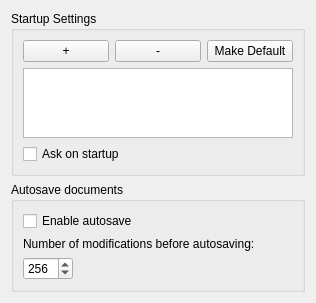
Qt form app/ui/filespage.ui (pencil2d/pencil) before a commit.
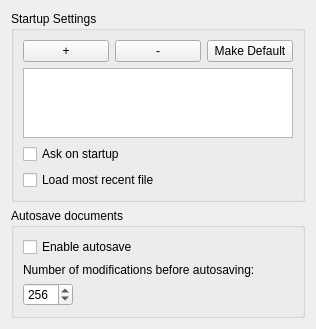
The same form after that commit.

Commit message: Checkbox in preferences to load most recent file

```diff
--- a/app/ui/filespage.ui
+++ b/app/ui/filespage.ui
@@ -7,7 +7,7 @@
     <x>0</x>
     <y>0</y>
     <width>316</width>
-    <height>285</height>
+    <height>314</height>
    </rect>
   </property>
   <layout class="QVBoxLayout" name="verticalLayout_2">
@@ -62,6 +62,13 @@
         </property>
        </widget>
       </item>
+      <item>
+       <widget class="QCheckBox" name="loadMostRecentCheckBox">
+        <property name="text">
+         <string>Load most recent file</string>
+        </property>
+       </widget>
+      </item>
      </layout>
     </widget>
    </item>
```
The commit also changes 7 other files.
